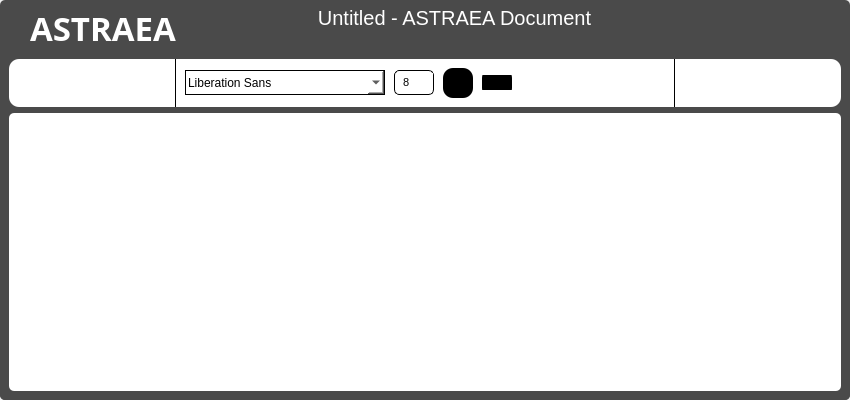
First picture: the form in UI_Files/Pad.ui, repository hoangm960/Astraea, before the edit.
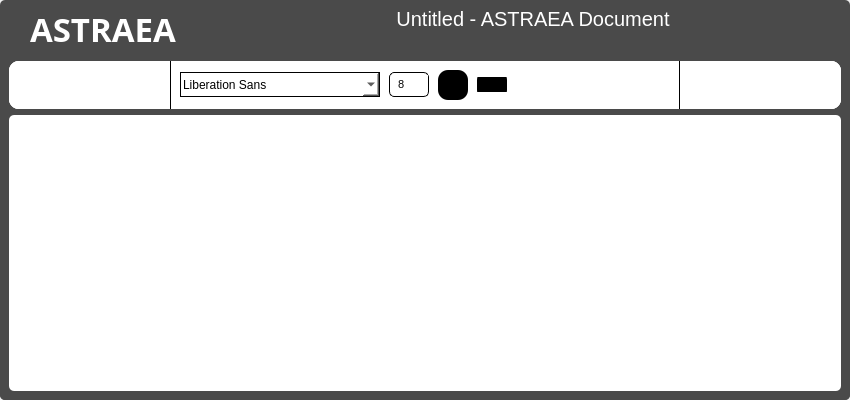
Second picture: the form after the edit. Icons and pictures are not drawn.

What changed in the file:
```diff
--- a/UI_Files/Pad.ui
+++ b/UI_Files/Pad.ui
@@ -48,7 +48,7 @@
       <property name="maximumSize">
        <size>
         <width>16777215</width>
-        <height>50</height>
+        <height>16777215</height>
        </size>
       </property>
       <property name="styleSheet">
@@ -104,7 +104,7 @@
            <widget class="QLabel" name="title_label">
             <property name="maximumSize">
              <size>
-              <width>200</width>
+              <width>16777215</width>
               <height>16777215</height>
              </size>
             </property>
@@ -324,7 +324,7 @@
          <property name="maximumSize">
           <size>
            <width>16777215</width>
-           <height>100</height>
+           <height>16777215</height>
           </size>
          </property>
          <property name="styleSheet">
@@ -364,7 +364,7 @@
             </property>
             <property name="maximumSize">
              <size>
-              <width>800</width>
+              <width>16777215</width>
               <height>16777215</height>
              </size>
             </property>
@@ -400,7 +400,7 @@
                </property>
                <property name="maximumSize">
                 <size>
-                 <width>120</width>
+                 <width>16777215</width>
                  <height>16777215</height>
                 </size>
                </property>
@@ -509,7 +509,7 @@
                </property>
                <property name="maximumSize">
                 <size>
-                 <width>350</width>
+                 <width>16777215</width>
                  <height>16777215</height>
                 </size>
                </property>
@@ -765,7 +765,7 @@
                </property>
                <property name="maximumSize">
                 <size>
-                 <width>150</width>
+                 <width>16777215</width>
                  <height>16777215</height>
                 </size>
                </property>
@@ -900,7 +900,7 @@
                </property>
                <property name="maximumSize">
                 <size>
-                 <width>150</width>
+                 <width>16777215</width>
                  <height>16777215</height>
                 </size>
                </property>
```
